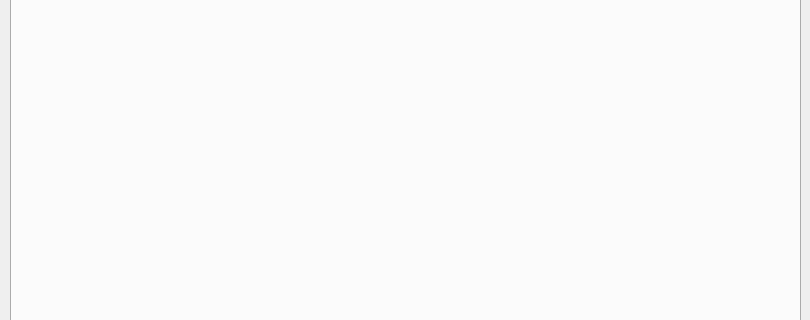
FlaSpaceInst/EZ-RASSOR, file packages/extras/ezrassor_dashboard/resources/interfaces/main_window.ui: the form before one commit; both pictures show x 0 to 810 and y 147 to 467 of the 810 by 630 pixel window.
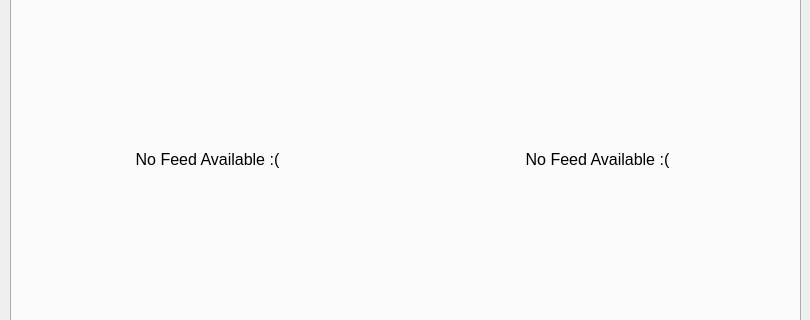
The form after the commit. The open tabs and pages were chosen to show the change. Icons and pictures are not drawn.

```diff
--- a/packages/extras/ezrassor_dashboard/resources/interfaces/main_window.ui
+++ b/packages/extras/ezrassor_dashboard/resources/interfaces/main_window.ui
@@ -378,6 +378,14 @@
        <height>331</height>
       </rect>
      </property>
+     <property name="font">
+      <font>
+       <strikeout>false</strikeout>
+      </font>
+     </property>
+     <property name="autoFillBackground">
+      <bool>false</bool>
+     </property>
      <property name="text">
       <string/>
      </property>
@@ -401,6 +409,44 @@
       <bool>true</bool>
      </property>
     </widget>
+    <widget class="QLabel" name="leftCameraNoFeedLabel">
+     <property name="geometry">
+      <rect>
+       <x>20</x>
+       <y>100</y>
+       <width>351</width>
+       <height>331</height>
+      </rect>
+     </property>
+     <property name="text">
+      <string>No Feed Available :(</string>
+     </property>
+     <property name="alignment">
+      <set>Qt::AlignCenter</set>
+     </property>
+    </widget>
+    <widget class="QLabel" name="rightCameraNoFeedLabel">
+     <property name="geometry">
+      <rect>
+       <x>410</x>
+       <y>100</y>
+       <width>351</width>
+       <height>331</height>
+      </rect>
+     </property>
+     <property name="text">
+      <string>No Feed Available :(</string>
+     </property>
+     <property name="alignment">
+      <set>Qt::AlignCenter</set>
+     </property>
+    </widget>
+    <zorder>rightCameraNoFeedLabel</zorder>
+    <zorder>leftCameraNoFeedLabel</zorder>
+    <zorder>rightCameraFeedLabel</zorder>
+    <zorder>leftCameraFeedLabel</zorder>
+    <zorder>rightCameraLabel</zorder>
+    <zorder>leftCameraLabel</zorder>
    </widget>
    <widget class="QWidget" name="mapTab">
     <attribute name="title">
```
Left out of the diff: 138 changed lines with no effect on the pictures.
